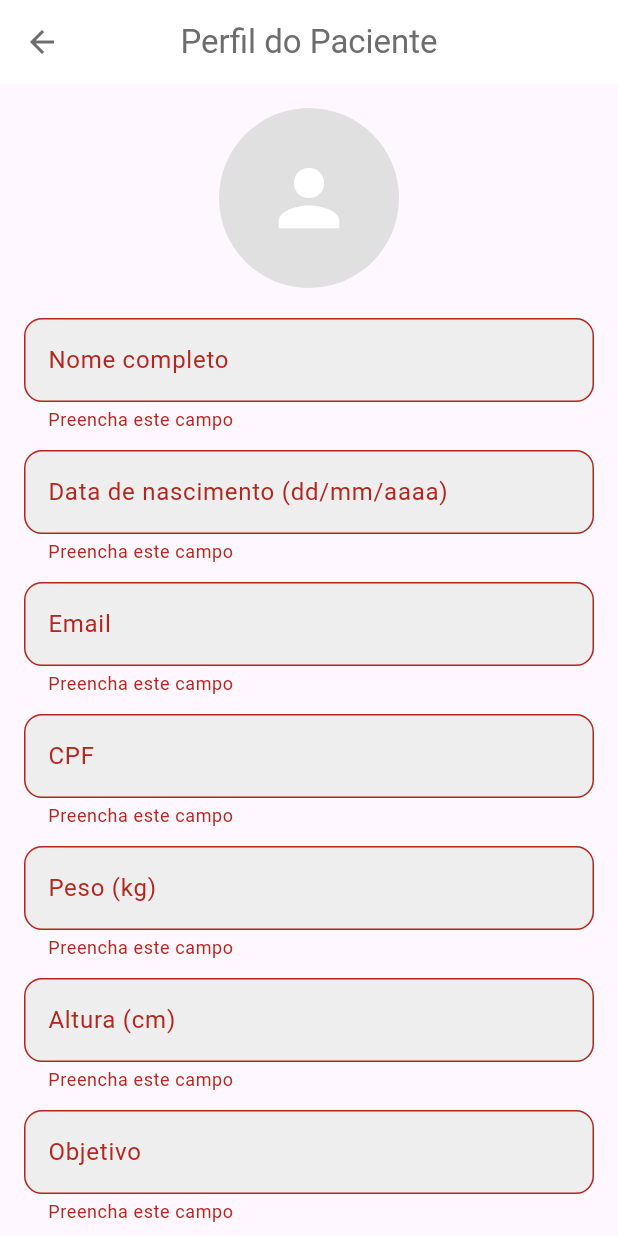
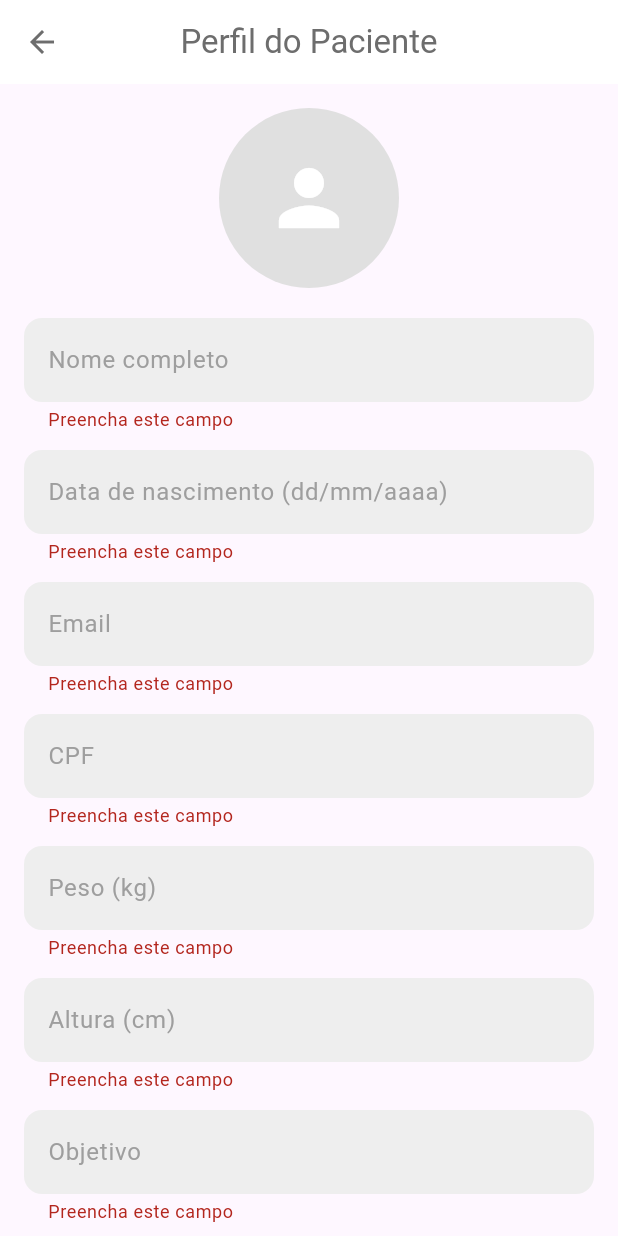
Before and after one commit to marcelemrofka/LifeBalanceApp, a Flutter app: the TelaCadastroPaciente screen opened by its route, after a tap on "Salvar Perfil", on a phone screen of 412 x 824 dp. Run offline on Flutter 3.47's test engine with Material 3 defaults, Android fonts, the phone set to English and light mode, and no system bars; our stand-ins replace cloud_firestore, firebase_auth, firebase_core, image_picker, shared_preferences, table_calendar; missing offline and left inert: percentages_with_animation; accounts and stored records are empty.

Commit message:
Update tela_cadastro_paciente.dart

```diff
--- a/lib/view/tela_cadastro_paciente.dart
+++ b/lib/view/tela_cadastro_paciente.dart
@@ -4,7 +4,6 @@ import 'package:flutter/material.dart';
 import 'package:image_picker/image_picker.dart';
 import 'package:cloud_firestore/cloud_firestore.dart';
 import 'package:firebase_auth/firebase_auth.dart';
-// import 'package:firebase_storage/firebase_storage.dart';
 import 'package:intl/intl.dart';
 
 class TelaCadastroPaciente extends StatefulWidget {
@@ -20,7 +19,8 @@ class _TelaCadastroPacienteState extends State<TelaCadastroPaciente> {
   File? _imageFile;
 
   final TextEditingController nomeController = TextEditingController();
-  final TextEditingController dataNascimentoController = TextEditingController();
+  final TextEditingController dataNascimentoController =
+      TextEditingController();
   final TextEditingController emailController = TextEditingController();
   final TextEditingController cpfController = TextEditingController();
   final TextEditingController pesoController = TextEditingController();
@@ -62,13 +62,7 @@ class _TelaCadastroPacienteState extends State<TelaCadastroPaciente> {
     String? fotoUrl;
 
     if (_imageFile != null) {
-      // Upload da imagem no Storage (caso tenha)
-
-      // final storageRef = FirebaseStorage.instance
-      //     .ref()
-      //     .child('fotos_perfil/${user.uid}.jpg');
-      // await storageRef.putFile(_imageFile!);
-      // fotoUrl = await storageRef.getDownloadURL();
+      // Upload da imagem
     }
 
     await FirebaseFirestore.instance.collection('usuarios').doc(user.uid).set({
@@ -80,9 +74,9 @@ class _TelaCadastroPacienteState extends State<TelaCadastroPaciente> {
       'peso': double.tryParse(pesoController.text.trim()) ?? 0,
       'altura': double.tryParse(alturaController.text.trim()) ?? 0,
       'objetivo': objetivoController.text.trim(),
-      'tp_user': false, // paciente
+      'tp_user': false,
       'foto_url': fotoUrl,
-      'nutricionista': user.uid, // vincula ao nutricionista logado
+      'nutricionista': user.uid,
       'criado_em': FieldValue.serverTimestamp(),
     });
 
@@ -181,7 +175,19 @@ class _TelaCadastroPacienteState extends State<TelaCadastroPaciente> {
           labelText: label,
           filled: true,
           fillColor: Colors.grey[200],
-          border: OutlineInputBorder(borderRadius: BorderRadius.circular(12)),
+          labelStyle: const TextStyle(color: Colors.grey),
+          border: OutlineInputBorder(
+            borderRadius: BorderRadius.circular(12),
+            borderSide: BorderSide.none,
+          ),
+          enabledBorder: OutlineInputBorder(
+            borderRadius: BorderRadius.circular(12),
+            borderSide: const BorderSide(color: Colors.transparent),
+          ),
+          focusedBorder: OutlineInputBorder(
+            borderRadius: BorderRadius.circular(12),
+            borderSide: const BorderSide(color: AppColors.verdeBg, width: 2),
+          ),
         ),
         validator: (value) {
           if (value == null || value.isEmpty) return 'Preencha este campo';
```
